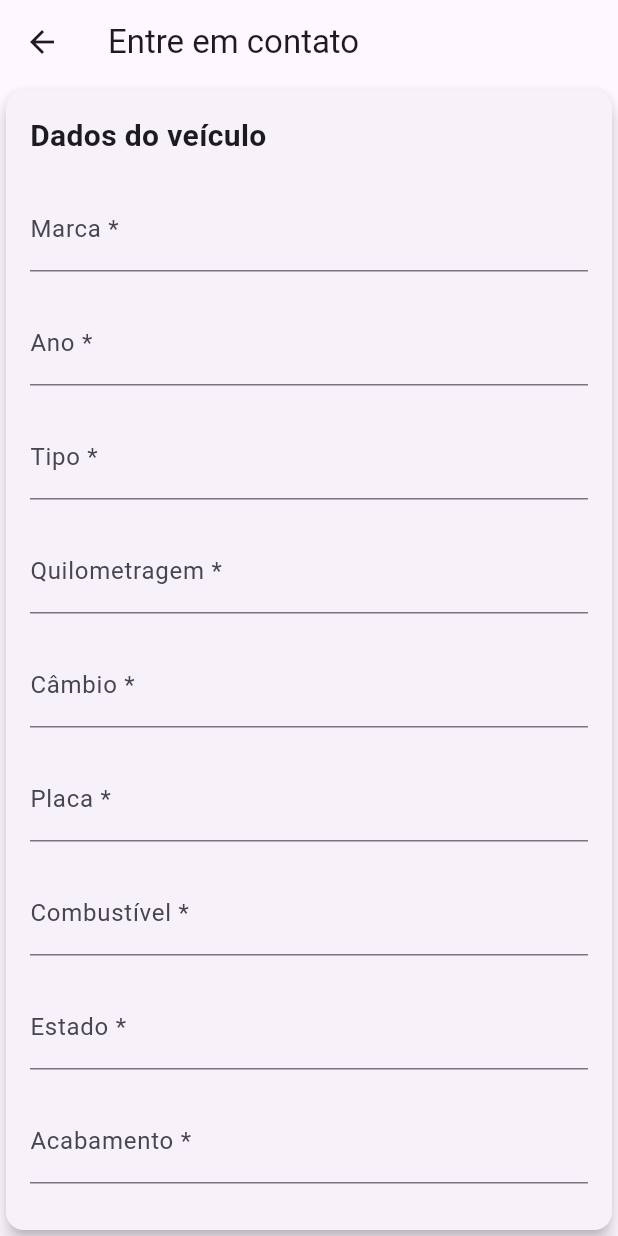
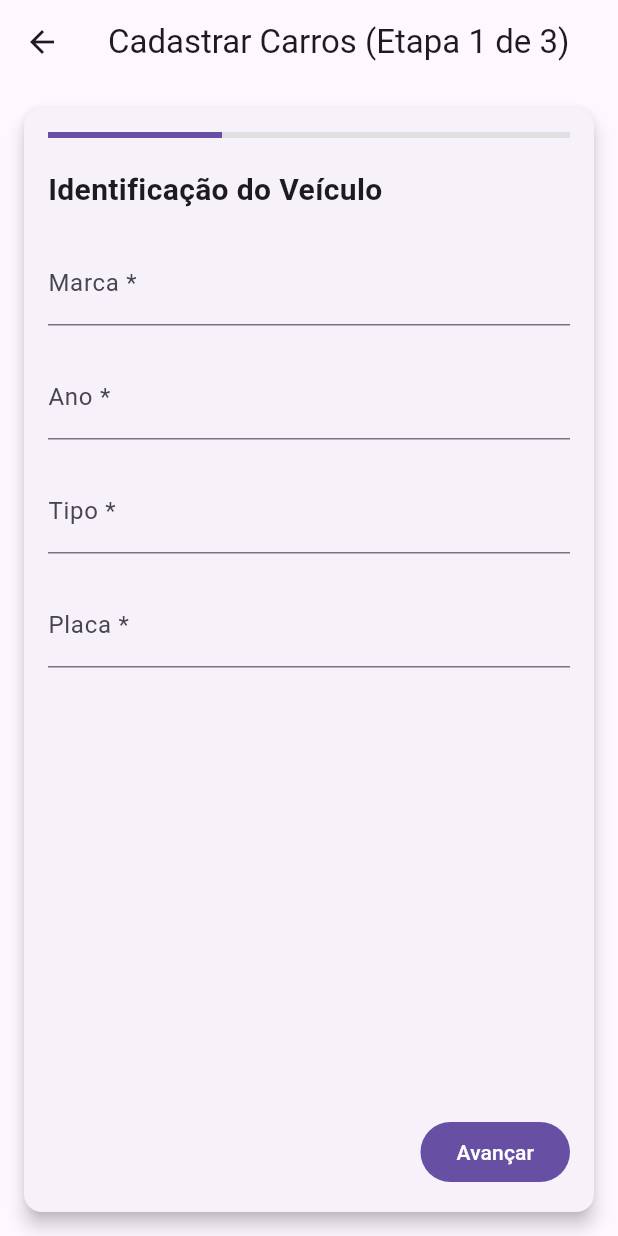
Before and after one commit to tonybignardi/onzecar, a Flutter app: the CarCadastroPage screen opened directly, on a phone screen of 412 x 824 dp. Run offline on Flutter 3.47's test engine with Material 3 defaults, Android fonts, the phone set to English and light mode, and no system bars.

Commit message:
Refatoração do Cadastro_page.dart

```diff
--- a/lib/pages/car_page_widgets/Cadastro_page.dart
+++ b/lib/pages/car_page_widgets/Cadastro_page.dart
@@ -1,9 +1,7 @@
 import 'package:flutter/material.dart';
 
 class CarCadastroPage extends StatefulWidget {
-  const CarCadastroPage({
-    super.key,
-  });
+  const CarCadastroPage({super.key});
 
   @override
   State<CarCadastroPage> createState() => _CarCadastroPageState();
@@ -14,9 +12,14 @@ class _CarCadastroPageState extends State<CarCadastroPage> {
   final _formchave = GlobalKey<FormState>();
 
   // =========================
+  // CONTROLE DE ETAPAS
+  // =========================
+  int _etapaAtual = 0;
+  final int _totalEtapas = 3;
+
+  // =========================
   // DADOS DO CARRO
   // =========================
-
   final marcaController = TextEditingController();
   final anoController = TextEditingController();
   final tipoController = TextEditingController();
@@ -35,11 +38,8 @@ class _CarCadastroPageState extends State<CarCadastroPage> {
   // =========================
   // PROPOSTA
   // =========================
-
   final mensagemController = TextEditingController();
-
   bool enviado = false;
-
   final double padd = 20;
 
   // Validação dos campos obrigatórios
@@ -47,21 +47,41 @@ class _CarCadastroPageState extends State<CarCadastroPage> {
     if (v == null || v.trim().isEmpty) {
       return mensagem;
     }
-
     return null;
   }
 
-  // Envio do formulário
-  void enviarFormulario() {
-    if (!_formchave.currentState!.validate()) {
-      return;
+  // Avançar para a próxima etapa
+  void _proximaEtapa() {
+    if (_formchave.currentState!.validate()) {
+      if (_etapaAtual < _totalEtapas - 1) {
+        setState(() {
+          _etapaAtual++;
+        });
+      } else {
+        enviarFormulario();
+      }
+    }
   }
 
+  // Voltar para a etapa anterior
+  void _etapaAnterior() {
+    if (_etapaAtual > 0) {
+      setState(() {
+        _etapaAtual--;
+      });
+    }
+  }
+
+  // Envio do formulário final
+  void enviarFormulario() {
     setState(() {
       enviado = true;
     });
 
     // Aqui futuramente você pode enviar os dados para sua API.
+    ScaffoldMessenger.of(context).showSnackBar(
+      const SnackBar(content: Text('Carro cadastrado com sucesso!')),
+    );
   }
 
   @override
@@ -80,194 +100,188 @@ class _CarCadastroPageState extends State<CarCadastroPage> {
     trocaController.dispose();
     infoOpicionalController.dispose();
     precoController.dispose();
-
     mensagemController.dispose();
-
     super.dispose();
   }
 
   @override
   Widget build(BuildContext context) {
+    // Garante que a etapa nunca passe dos limites visuais
+    final etapaExibida = (_etapaAtual + 1).clamp(1, _totalEtapas);
+
     return Scaffold(
       appBar: AppBar(
-        title: const Text('Entre em contato'),
+        title: Text('Cadastrar Carros (Etapa $etapaExibida de $_totalEtapas)'),
       ),
-
-      body: Card(
+      body: Center(
+        child: ConstrainedBox(
+          constraints: const BoxConstraints(maxWidth: 600),
+          child: Card(
             elevation: 5,
-        child:  Form(
+            margin: const EdgeInsets.all(16),
+            child: Padding(
+              padding: const EdgeInsets.all(16),
+              child: Form(
                 key: _formchave,
-
-        child: SingleChildScrollView(
-          padding: const EdgeInsets.all(16),
-
                 child: Column(
                   children: [
+                    // Barra de progresso segura
+                    LinearProgressIndicator(
+                      value: etapaExibida / _totalEtapas,
+                      backgroundColor: Colors.grey[300],
+                    ),
+                    const SizedBox(height: 20),
 
-              // =========================
-              // DADOS DO CARRO
-              // =========================
-
-              const Align(
-                alignment: Alignment.centerLeft,
-                child: Text(
-                  'Dados do veículo',
-                  style: TextStyle(
-                    fontSize: 20,
-                    fontWeight: FontWeight.bold,
-                  ),
+                    // Conteúdo dinâmico da etapa atual
+                    Expanded(
+                      child: SingleChildScrollView(
+                        child: _construirEtapaAtual(),
                       ),
                     ),
 
                     const SizedBox(height: 20),
 
-              // Marca
+                    // Botões de navegação
+                    Row(
+                      mainAxisAlignment: MainAxisAlignment.spaceBetween,
+                      children: [
+                        if (_etapaAtual > 0)
+                          OutlinedButton(
+                            onPressed: _etapaAnterior,
+                            child: const Text('Voltar'),
+                          )
+                        else
+                          const SizedBox.shrink(),
+
+                        FilledButton(
+                          onPressed: enviado ? null : _proximaEtapa,
+                          child: Text(
+                            enviado
+                                ? 'Enviado'
+                                : (_etapaAtual == _totalEtapas - 1
+                                    ? 'Enviar'
+                                    : 'Avançar'),
+                          ),
+                        ),
+                      ],
+                    ),
+                  ],
+                ),
+              ),
+            ),
+          ),
+        ),
+      ),
+    );
+  }
+  // Método que separa os campos por etapa
+  Widget _construirEtapaAtual() {
+    switch (_etapaAtual) {
+      case 0:
+        return Column(
+          crossAxisAlignment: CrossAxisAlignment.start,
+          children: [
+            const Text(
+              'Identificação do Veículo',
+              style: TextStyle(fontSize: 20, fontWeight: FontWeight.bold),
+            ),
+            const SizedBox(height: 20),
             TextFormField(
               controller: marcaController,
-                decoration: const InputDecoration(
-                  labelText: 'Marca *',
+              decoration: const InputDecoration(labelText: 'Marca *'),
+              validator: (v) => validacao(v, 'Digite a marca'),
             ),
-                validator: (v) =>
-                    validacao(v, 'Digite a marca'),
-              ),
-
             SizedBox(height: padd),
-
-              // Ano
             TextFormField(
               controller: anoController,
               keyboardType: TextInputType.number,
-                decoration: const InputDecoration(
-                  labelText: 'Ano *',
+              decoration: const InputDecoration(labelText: 'Ano *'),
+              validator: (v) => validacao(v, 'Digite o ano'),
             ),
-                validator: (v) =>
-                    validacao(v, 'Digite o ano'),
-              ),
-
             SizedBox(height: padd),
-
-              // Tipo
             TextFormField(
               controller: tipoController,
-                decoration: const InputDecoration(
-                  labelText: 'Tipo *',
+              decoration: const InputDecoration(labelText: 'Tipo *'),
+              validator: (v) => validacao(v, 'Digite o tipo do veículo'),
             ),
-                validator: (v) =>
-                    validacao(v, 'Digite o tipo do veículo'),
+            SizedBox(height: padd),
+            TextFormField(
+              controller: placaController,
+              decoration: const InputDecoration(labelText: 'Placa *'),
+              validator: (v) => validacao(v, 'Digite a placa'),
             ),
+          ],
+        );
 
-              SizedBox(height: padd),
-
-              // Quilometragem
+      case 1:
+        return Column(
+          crossAxisAlignment: CrossAxisAlignment.start,
+          children: [
+            const Text(
+              'Especificações e Detalhes',
+              style: TextStyle(fontSize: 20, fontWeight: FontWeight.bold),
+            ),
+            const SizedBox(height: 20),
             TextFormField(
               controller: quilometragemController,
               keyboardType: TextInputType.number,
-                decoration: const InputDecoration(
-                  labelText: 'Quilometragem *',
+              decoration: const InputDecoration(labelText: 'Quilometragem *'),
+              validator: (v) => validacao(v, 'Digite a quilometragem'),
             ),
-                validator: (v) =>
-                    validacao(v, 'Digite a quilometragem'),
-              ),
-
             SizedBox(height: padd),
-
-              // Câmbio
             TextFormField(
               controller: cambioController,
-                decoration: const InputDecoration(
-                  labelText: 'Câmbio *',
+              decoration: const InputDecoration(labelText: 'Câmbio *'),
+              validator: (v) => validacao(v, 'Digite o câmbio'),
             ),
-                validator: (v) =>
-                    validacao(v, 'Digite o câmbio'),
-              ),
-
             SizedBox(height: padd),
-
-              // Placa
-              TextFormField(
-                controller: placaController,
-                decoration: const InputDecoration(
-                  labelText: 'Placa *',
-                ),
-                validator: (v) =>
-                    validacao(v, 'Digite a placa'),
-              ),
-
-              SizedBox(height: padd),
-
-              // Combustível
             TextFormField(
               controller: combustivelController,
-                decoration: const InputDecoration(
-                  labelText: 'Combustível *',
+              decoration: const InputDecoration(labelText: 'Combustível *'),
+              validator: (v) => validacao(v, 'Digite o combustível'),
             ),
-                validator: (v) =>
-                    validacao(v, 'Digite o combustível'),
-              ),
-
             SizedBox(height: padd),
-
-              // Estado
             TextFormField(
               controller: estadoController,
-                decoration: const InputDecoration(
-                  labelText: 'Estado *',
+              decoration: const InputDecoration(labelText: 'Estado *'),
+              validator: (v) => validacao(v, 'Digite o estado'),
             ),
-                validator: (v) =>
-                    validacao(v, 'Digite o estado'),
-              ),
-
             SizedBox(height: padd),
-
-              // Acabamento
             TextFormField(
               controller: acabamentoController,
-                decoration: const InputDecoration(
-                  labelText: 'Acabamento *',
+              decoration: const InputDecoration(labelText: 'Acabamento *'),
+              validator: (v) => validacao(v, 'Digite o acabamento'),
             ),
-                validator: (v) =>
-                    validacao(v, 'Digite o acabamento'),
+          ],
+        );
+
+      case 2:
+        return Column(
+          crossAxisAlignment: CrossAxisAlignment.start,
+          children: [
+            const Text(
+              'Opcionais, Preço e Finalização',
+              style: TextStyle(fontSize: 20, fontWeight: FontWeight.bold),
             ),
-
-              SizedBox(height: padd),
-
-              // Acessório
+            const SizedBox(height: 20),
             TextFormField(
               controller: acessorioController,
-                decoration: const InputDecoration(
-                  labelText: 'Acessório *',
+              decoration: const InputDecoration(labelText: 'Acessório *'),
+              validator: (v) => validacao(v, 'Digite os acessórios'),
             ),
-                validator: (v) =>
-                    validacao(v, 'Digite os acessórios'),
-              ),
-
             SizedBox(height: padd),
-
-              // Proprietário
             TextFormField(
               controller: proprietarioController,
-                decoration: const InputDecoration(
-                  labelText: 'Proprietário *',
+              decoration: const InputDecoration(labelText: 'Proprietário *'),
+              validator: (v) => validacao(v, 'Digite o proprietário'),
             ),
-                validator: (v) =>
-                    validacao(v, 'Digite o proprietário'),
-              ),
-
             SizedBox(height: padd),
-
-              // Troca
             TextFormField(
               controller: trocaController,
-                decoration: const InputDecoration(
-                  labelText: 'Troca *',
+              decoration: const InputDecoration(labelText: 'Troca *'),
+              validator: (v) => validacao(v, 'Informe se aceita troca'),
             ),
-                validator: (v) =>
-                    validacao(v, 'Informe se aceita troca'),
-              ),
-
             SizedBox(height: padd),
-
-              // Informações opcionais
             TextFormField(
               controller: infoOpicionalController,
               maxLines: 4,
@@ -276,10 +290,7 @@ class _CarCadastroPageState extends State<CarCadastroPage> {
                 alignLabelWithHint: true,
               ),
             ),
-
             SizedBox(height: padd),
-
-              // Preço
             TextFormField(
               controller: precoController,
               keyboardType: TextInputType.number,
@@ -287,29 +298,13 @@ class _CarCadastroPageState extends State<CarCadastroPage> {
                 labelText: 'Preço *',
                 prefixText: 'R\$ ',
               ),
-                validator: (v) =>
-                    validacao(v, 'Digite o preço'),
-              ),
-
-              const SizedBox(height: 30),
-
-              // Botão de envio
-              SizedBox(
-                width: double.infinity,
-                child: FilledButton(
-                  onPressed: enviado ? null : enviarFormulario,
-                  child: Text(
-                    enviado
-                        ? 'Enviado'
-                        : 'Enviar',
-                  ),
-                ),
+              validator: (v) => validacao(v, 'Digite o preço'),
             ),
           ],
-          ),
-        ),
-      ),
-      )
         );
+
+      default:
+        return const SizedBox.shrink();
     }
   }
+}
```
Lines whose indentation alone changed are shown as unchanged.
